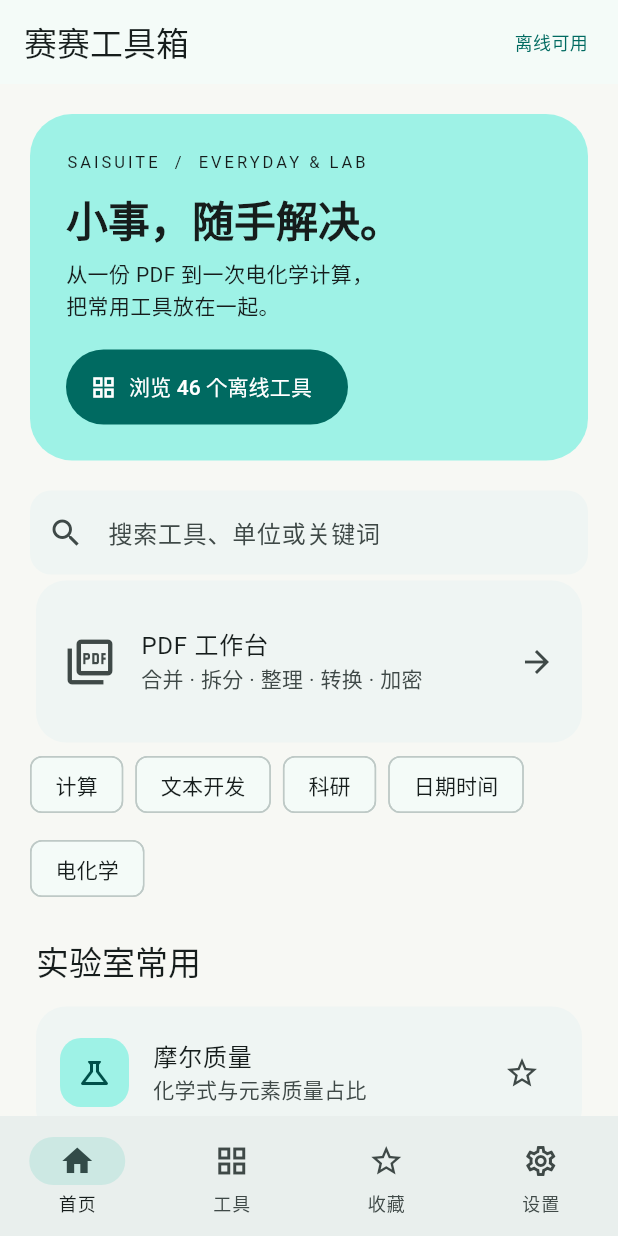
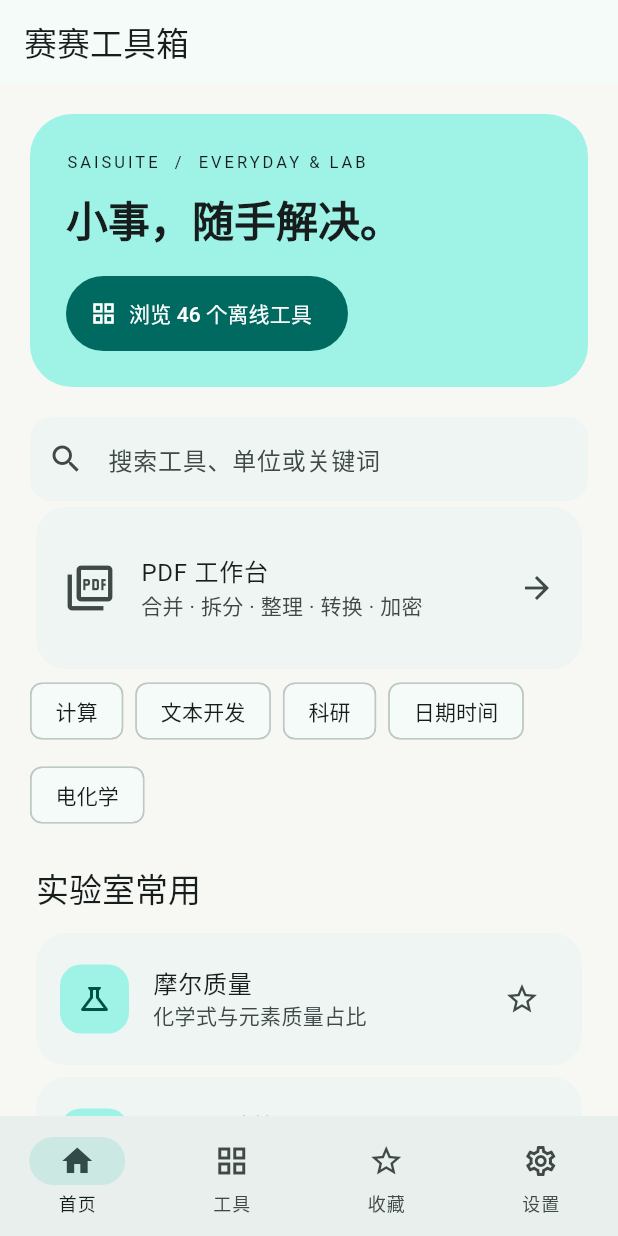
Before and after one commit to wxia529/SaiSuite, a Flutter app: the screen it shows after launch, on a phone screen of 412 x 824 dp. Run offline on Flutter 3.47's test engine with Material 3 defaults, Android fonts, the phone set to English and light mode, and no system bars; our stand-ins replace file_picker, qr_flutter, share_plus, shared_preferences, timezone.

Commit message:
ui: simplify home page copy

```diff
--- a/lib/app/sai_app.dart
+++ b/lib/app/sai_app.dart
@@ -152,8 +152,6 @@ class _HomeShellState extends State<HomeShell> {
               style: Theme.of(context).textTheme.headlineMedium
                   ?.copyWith(fontWeight: FontWeight.bold),
             ),
-            const SizedBox(height: 8),
-            const Text('从一份 PDF 到一次电化学计算，\n把常用工具放在一起。'),
             const SizedBox(height: 20),
             FilledButton.icon(
               onPressed: () => setState(() {
@@ -389,21 +387,6 @@ class _HomeShellState extends State<HomeShell> {
     builder: (context, _) => Scaffold(
       appBar: AppBar(
         title: Text(['赛赛工具箱', '全部工具', '我的收藏', '设置'][tab]),
-        actions: [
-          if (tab == 0)
-            Padding(
-              padding: const EdgeInsets.only(right: 20),
-              child: Center(
-                child: Text(
-                  '离线可用',
-                  style: TextStyle(
-                    fontSize: 12,
-                    color: Theme.of(context).colorScheme.primary,
-                  ),
-                ),
-              ),
-            ),
-        ],
       ),
       body: Center(
         child: ConstrainedBox(
```
Also changed, not shown: docs/images/home-dark.png, docs/images/home-light.png, 1 other file.
